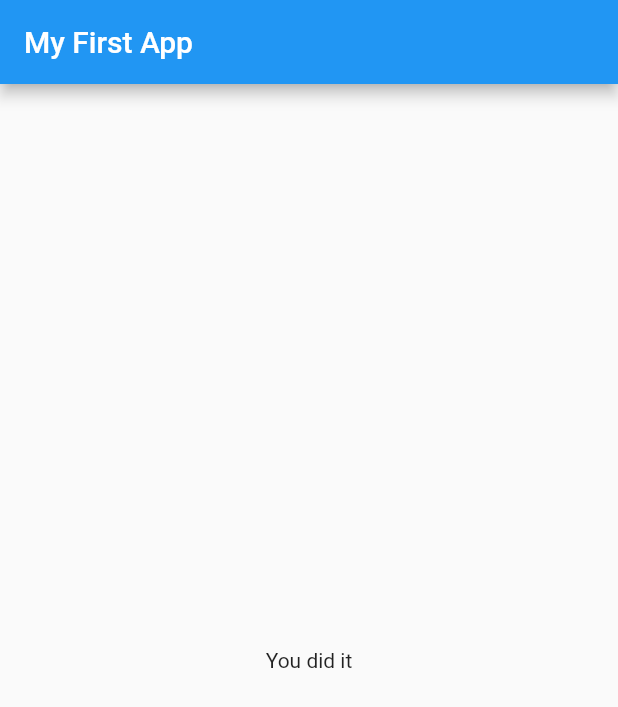
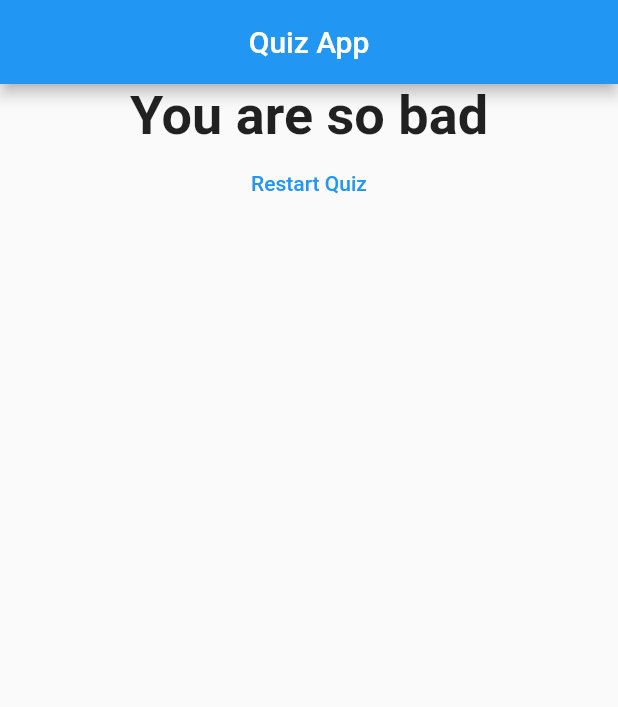
Before and after one commit to KushtrimIbishi/Flutter-Course, a Flutter app: the screen it shows after launch, after a tap on "Black", after a tap on "Dog", after a tap on "Doni", on a phone screen of 412 x 824 dp. Shown: the top 707 px of the screen. Run offline on Flutter 3.47's test engine with Material 2 defaults, Android fonts, the phone set to English and light mode, and no system bars.

Commit message:
Quiz Section Finished

```diff
--- a/lib/answer.dart
+++ b/lib/answer.dart
@@ -1,21 +1,24 @@
 import 'package:flutter/material.dart';
 
 class Answer extends StatelessWidget {
-  final VoidCallback selectHandler;
+  final Function selectHandler;  // must be Function not VoidCallback
   final String answerText;
+  final int score; // score as third parameter, here and in constructor below
 
-  Answer(this.selectHandler, this.answerText);
+  const Answer(this.selectHandler, this.answerText, this.score);
 
   @override
   Widget build(BuildContext context) {
     return Container(
       width: double.infinity,
+      margin: EdgeInsets.symmetric(horizontal: 10),
       child: ElevatedButton(
+        // turned into anonymous function and inserted property 'score'
+        onPressed: () => selectHandler(score),
+        child: Text(answerText),
         style: ButtonStyle(
-          backgroundColor: MaterialStateProperty.all(Colors.blue),
-        ),
-        child: Text(answerText),
-        onPressed: selectHandler,
+            backgroundColor: MaterialStateProperty.all(Colors.indigo[600]),
+            foregroundColor: MaterialStateProperty.all(Colors.white)),
       ),
     );
   }
--- a/lib/main.dart
+++ b/lib/main.dart
@@ -21,23 +21,48 @@ class _MyAppState extends State<MyApp> {
   final _questions = const [
     {
       'questionText': 'What\'s your favorite color?',
-      'answers': ['Black', 'Red', 'Green', 'Blue'],
+      'answers': [
+        {'text': 'Black', 'score': 10},
+        {'text': 'Red', 'score': 5},
+        {'text': 'Green', 'score': 3},
+        {'text': 'White', 'score': 1},
+      ],
     },
     {
       'questionText': 'What\'s your favorite animal',
-      'answers': ['Cat', 'Dog', 'Elephant', 'Lion'],
+      'answers': [
+        {'text': 'Rabbit', 'score': 3},
+        {'text': 'Dog', 'score': 11},
+        {'text': 'Elephant', 'score': 5},
+        {'text': 'Lion', 'score': 9},
+      ],
     },
     {
       'questionText': 'Who\s your favorite instructor',
-      'answers': ['Kusha', 'Xhaxhi', 'Doni', 'Luta'],
+      'answers': [
+        {'text': 'Max', 'score': 1},
+        {'text': 'Kusha', 'score': 1},
+        {'text': 'Doni', 'score': 1},
+        {'text': 'Luta', 'score': 1},
+      ],
     },
   ];
 
   var _questionIndex = 0;
+  var _totalScore = 0;
 
-  void _answerQuestion() {
+  void _resetQuiz() {
+    setState(() {
+      _questionIndex = 0;
+      _totalScore = 0;
+    });
+  }
+
+  void _answerQuestion(int score) {
     // var aBool = true;
     // aBool = false;
+
+    _totalScore += score;
     setState(() {
       _questionIndex = _questionIndex + 1;
     });
@@ -51,22 +76,20 @@ class _MyAppState extends State<MyApp> {
 
   @override
   Widget build(BuildContext context) {
-    // var dummy = ['Hello'];
-    // dummy.add('Kusha');
-    // print(dummy);
-
     return MaterialApp(
       home: Scaffold(
-          appBar: AppBar(
-            title: Text('My First App'),
-          ),
-          body: _questionIndex < _questions.length
-              ? Quiz(
-                  answerQuestion: _answerQuestion,
-                  questionIndex: _questionIndex,
-                  questions: _questions,
-                )
-              : Result()),
+        appBar: AppBar(
+          title: Text("Quiz App"),
+          centerTitle: true,
+        ),
+        body: _questionIndex < _questions.length
+            ? Quiz(
+                questions: _questions,
+                index: _questionIndex,
+                // turned _answerQuestion into anonymous function
+                answerQuestion: () => _answerQuestion)
+            : Result(_totalScore, _resetQuiz),
+      ),
     );
   }
 }
--- a/lib/quiz.dart
+++ b/lib/quiz.dart
@@ -5,25 +5,27 @@ import './answer.dart';
 
 class Quiz extends StatelessWidget {
   final List<Map<String, Object>> questions;
-  final int questionIndex;
-  final VoidCallback answerQuestion;
+  final Function answerQuestion; // must be Function not VoidCallback
+  final int index;
 
-  Quiz({
-    required this.questions,
-    required this.answerQuestion,
-    required this.questionIndex,
-  });
+  const Quiz(
+      {required this.questions,
+      required this.answerQuestion,
+      required this.index});
 
   @override
   Widget build(BuildContext context) {
     return Column(
       children: [
-        Question(
-          questions[questionIndex]['questionText'] as String,
-        ),
-        ...(questions[questionIndex]['answers'] as List<String>).map((answer) {
-          return Answer(answerQuestion, answer);
-        }).toList()
+        Question(questions[index]['questionText'] as String),
+        ...(questions[index]['answers'] as List<Map<String, Object>>)
+            .map(
+              // added score as separate parameter
+              // answerQuestion needed '()', I don't know why
+              (answer) => Answer(answerQuestion(), answer['text'] as String,
+                  answer['score'] as int),
+            )
+            .toList(),
       ],
     );
   }
--- a/lib/result.dart
+++ b/lib/result.dart
@@ -1,3 +1,4 @@
+// import 'dart:html';
 import 'package:flutter/src/foundation/key.dart';
 import 'package:flutter/src/widgets/container.dart';
 import 'package:flutter/src/widgets/framework.dart';
@@ -5,12 +6,47 @@ import 'package:flutter/src/widgets/framework.dart';
 import 'package:flutter/material.dart';
 
 class Result extends StatelessWidget {
-  const Result({Key? key}) : super(key: key);
+  final int resultScore;
+  final VoidCallback resetHandler;
+
+  Result(this.resultScore, this.resetHandler);
+
+  String get resultPhrase {
+    String resultText;
+
+    if (resultScore <= 8) {
+      resultText = 'You are awesome and innocent';
+    } else if (resultScore <= 12) {
+      resultText = 'Pretty likeable!';
+    } else if (resultScore <= 16) {
+      resultText = 'You are strange!';
+    } else {
+      resultText = 'You are so bad';
+    }
+    return resultText;
+  }
 
   @override
   Widget build(BuildContext context) {
     return Center(
-      child: Text('You did it'),
+      child: Column(
+        children: <Widget>[
+          Text(
+            resultPhrase,
+            style: TextStyle(fontSize: 36, fontWeight: FontWeight.bold),
+            textAlign: TextAlign.center,
+          ),
+          TextButton(
+            child: Text(
+              'Restart Quiz',
+            ),
+            style: TextButton.styleFrom(
+              foregroundColor: Colors.blue,
+            ),
+            onPressed: resetHandler,
+          ),
+        ],
+      ),
     );
   }
 }
```
Also changed, not shown: 2 other files.
